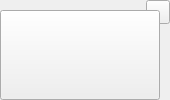
Before: the Qt Designer form src/citycollectionitem.ui in UbuntuKylin/indicator-china-weather, drawn with Qt 5.
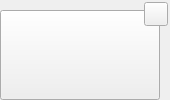
After: the same form once the commit is applied.

```diff
--- a/src/citycollectionitem.ui
+++ b/src/citycollectionitem.ui
@@ -31,7 +31,7 @@
     <rect>
      <x>16</x>
      <y>24</y>
-     <width>50</width>
+     <width>60</width>
      <height>14</height>
     </rect>
    </property>
@@ -70,7 +70,7 @@
     <rect>
      <x>80</x>
      <y>72</y>
-     <width>34</width>
+     <width>60</width>
      <height>14</height>
     </rect>
    </property>
@@ -81,8 +81,8 @@
   <widget class="QPushButton" name="btnDelete">
    <property name="geometry">
     <rect>
-     <x>146</x>
-     <y>0</y>
+     <x>144</x>
+     <y>2</y>
      <width>24</width>
      <height>24</height>
     </rect>
@@ -107,10 +107,10 @@
   <widget class="QLabel" name="lbAddCity">
    <property name="geometry">
     <rect>
-     <x>70</x>
-     <y>45</y>
-     <width>24</width>
-     <height>24</height>
+     <x>64</x>
+     <y>39</y>
+     <width>32</width>
+     <height>32</height>
     </rect>
    </property>
    <property name="text">
@@ -122,9 +122,9 @@
   <zorder>lbTmp</zorder>
   <zorder>lbTmpUnit</zorder>
   <zorder>lbwea</zorder>
-  <zorder>btnDelete</zorder>
   <zorder>lbAddCity</zorder>
   <zorder>btnAddCity</zorder>
+  <zorder>btnDelete</zorder>
  </widget>
  <resources/>
  <connections/>
```
